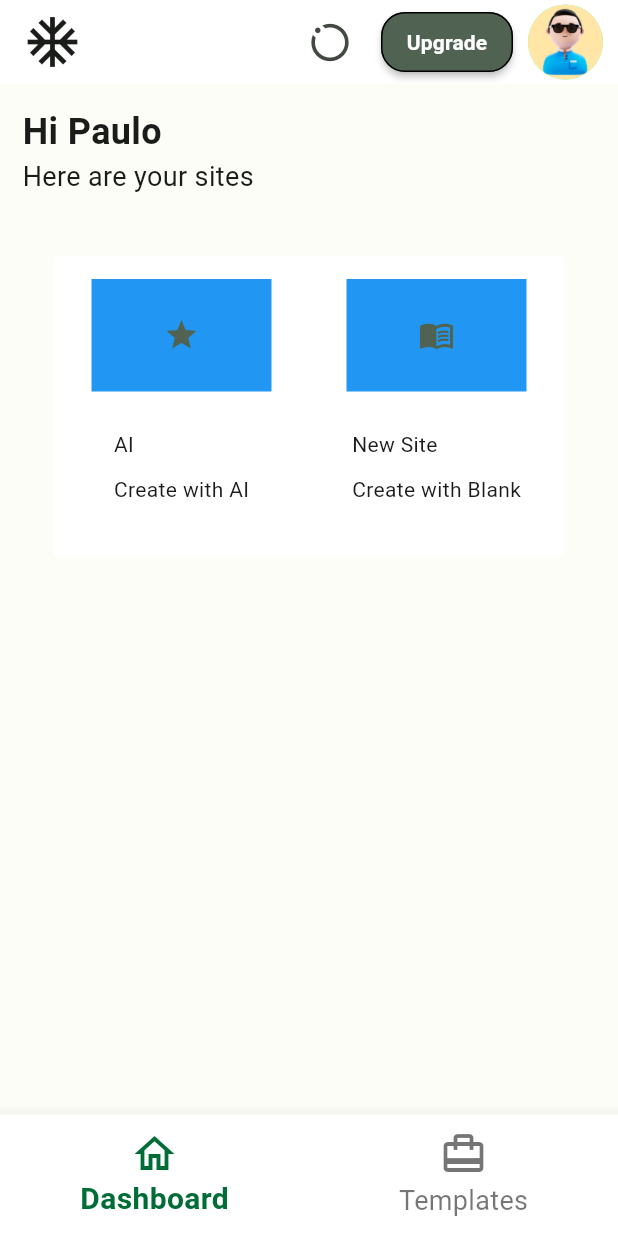
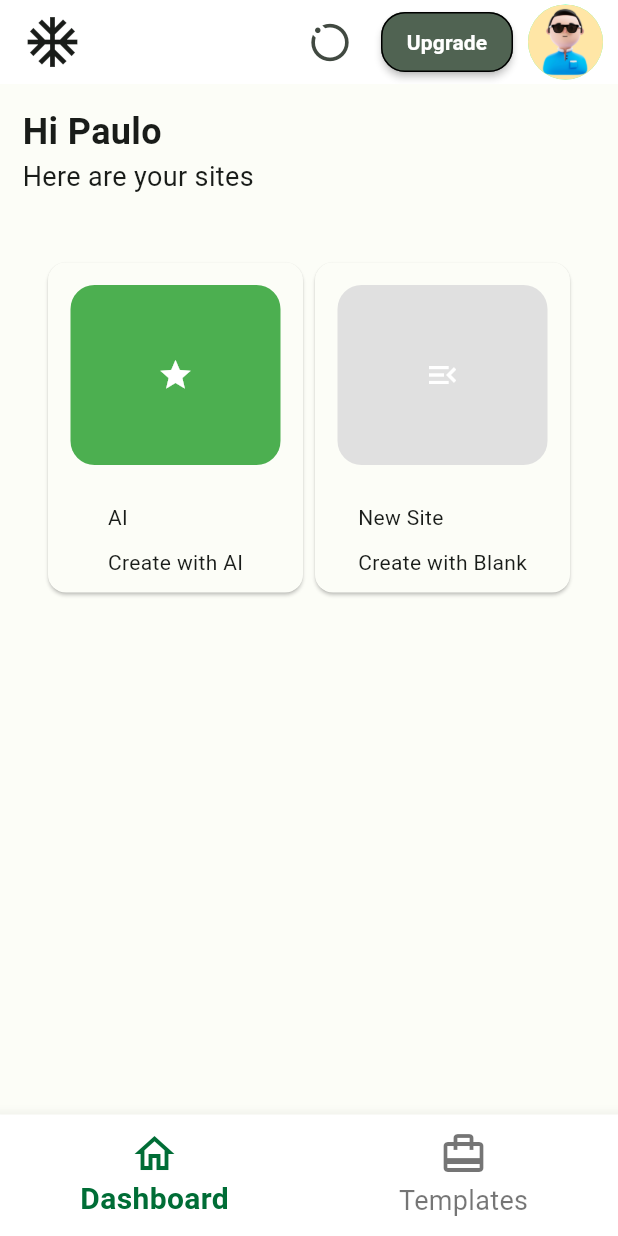
Before and after one commit to igregorioneto/FlutterProjects, a Flutter app: the screen it shows after launch, on a phone screen of 412 x 824 dp. Run offline on Flutter 3.47's test engine with Material 3 defaults, Android fonts, the phone set to English and light mode, and no system bars; our stand-ins replace animate_do, bloc, carousel_slider, fl_chart, flutter_bloc, flutter_slidable and 8 more; missing offline and left inert: dart:ffi; accounts and stored records are empty.

Commit message:
feat: Cards grate

```diff
--- a/builder_app_ui/lib/app/pages/home_page.dart
+++ b/builder_app_ui/lib/app/pages/home_page.dart
@@ -1,3 +1,4 @@
+import 'package:builder_app_ui/app/widgets/card_creating.dart';
 import 'package:flutter/material.dart';
 
 class HomePage extends StatefulWidget {
@@ -40,7 +41,7 @@ class _HomePageState extends State<HomePage> {
       ),
       appBar: AppBar(
         leading: Padding(
-          padding: const EdgeInsets.symmetric(horizontal:15),
+          padding: const EdgeInsets.symmetric(horizontal: 15),
           child: Icon(Icons.ac_unit, size: 40),
         ),
         actions: [
@@ -65,10 +66,7 @@ class _HomePageState extends State<HomePage> {
                 fontWeight: FontWeight.bold,
               ),
             ),
-            color: Theme.of(context)
-                .buttonTheme
-                .colorScheme
-                ?.background,
+            color: Theme.of(context).buttonTheme.colorScheme?.background,
           ),
           SizedBox(width: 10),
           CircleAvatar(
@@ -86,12 +84,18 @@ class _HomePageState extends State<HomePage> {
               // Salutation
               Row(
                 children: [
-                  Text('Hi Paulo', style: TextStyle(fontSize: 24, fontWeight: FontWeight.bold),),
+                  Text(
+                    'Hi Paulo',
+                    style: TextStyle(fontSize: 24, fontWeight: FontWeight.bold),
+                  ),
                 ],
               ),
               Row(
                 children: [
-                  Text('Here are your sites', style: TextStyle(fontSize: 18),),
+                  Text(
+                    'Here are your sites',
+                    style: TextStyle(fontSize: 18),
+                  ),
                 ],
               ),
 
@@ -101,62 +105,32 @@ class _HomePageState extends State<HomePage> {
                 mainAxisAlignment: MainAxisAlignment.center,
                 crossAxisAlignment: CrossAxisAlignment.center,
                 children: [
-                  Container(
-                    color: Colors.white,
-                    width: 170,
-                    height: 200,
-                    child: Column(
-                      children: [
-                        Container(
-                          child: Icon(Icons.star),
-                          height: 75,
-                          width: 120,
-                          color: Colors.blue,
-                          margin: EdgeInsets.all(15),
-                        ),
-                        Column(
-                          crossAxisAlignment: CrossAxisAlignment.start,
-                          children: [
-                            SizedBox(height: 10),
-                            Text('AI'),
-                            SizedBox(height: 10),
-                            Text('Create with AI'),
-                          ],
-                        )
-                      ],
+                  CardCreating(
+                    height: 120,
+                    width: 140,
+                    boxColor: Colors.green.shade500,
+                    iconContainer: Icon(
+                      Icons.star,
+                      color: Colors.white,
                     ),
+                    textTitle: 'AI',
+                    textDescription: 'Create with AI',
                   ),
-
-                  Container(
-                    color: Colors.white,
-                    width: 170,
-                    height: 200,
-                    child: Column(
-                      children: [
-                        Container(
-                          child: Icon(Icons.menu_book),
-                          height: 75,
-                          width: 120,
-                          color: Colors.blue,
-                          margin: EdgeInsets.all(15),
-                        ),
-                        Column(
-                          crossAxisAlignment: CrossAxisAlignment.start,
-                          children: [
-                            SizedBox(height: 10),
-                            Text('New Site'),
-                            SizedBox(height: 10),
-                            Text('Create with Blank'),
-                          ],
-                        )
-                      ],
+                  CardCreating(
+                    height: 120,
+                    width: 140,
+                    boxColor: Colors.grey.shade300,
+                    iconContainer: Icon(
+                      Icons.menu_open,
+                      color: Colors.white,
                     ),
+                    textTitle: 'New Site',
+                    textDescription: 'Create with Blank',
                   ),
                 ],
               )
 
               // List cards created
-
             ],
           ),
         ),
--- /dev/null
+++ b/builder_app_ui/lib/app/widgets/card_creating.dart
@@ -0,0 +1,50 @@
+import 'package:flutter/material.dart';
+
+class CardCreating extends StatelessWidget {
+  final double height;
+  final double width;
+  final Color boxColor;
+  final Icon iconContainer;
+  final String textTitle;
+  final String textDescription;
+
+  const CardCreating({
+    super.key,
+    required this.height,
+    required this.width,
+    required this.boxColor,
+    required this.iconContainer,
+    required this.textTitle,
+    required this.textDescription,
+  });
+
+  @override
+  Widget build(BuildContext context) {
+    return Card(
+      child: Column(
+        children: [
+          Container(
+            child: iconContainer,
+            height: height,
+            width: width,
+            margin: EdgeInsets.all(15),
+            decoration: BoxDecoration(
+              color: boxColor,
+              borderRadius: BorderRadius.circular(16),
+            ),
+          ),
+          Column(
+            crossAxisAlignment: CrossAxisAlignment.start,
+            children: [
+              SizedBox(height: 10),
+              Text(textTitle),
+              SizedBox(height: 10),
+              Text(textDescription),
+              SizedBox(height: 10),
+            ],
+          )
+        ],
+      ),
+    );
+  }
+}
```
